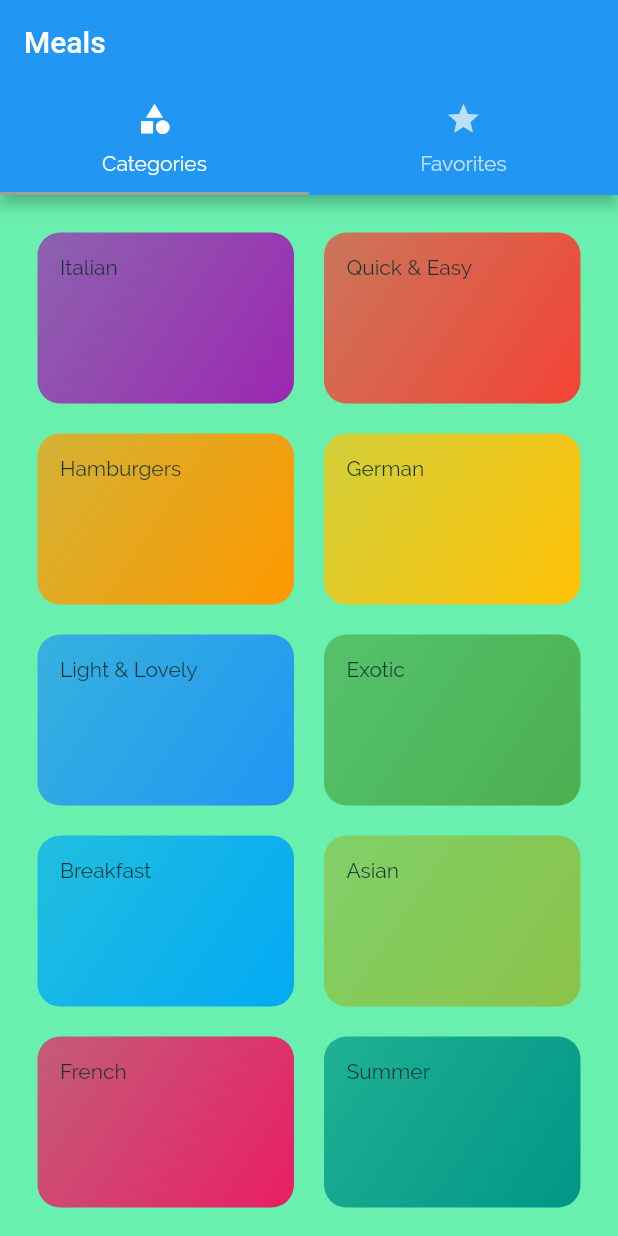
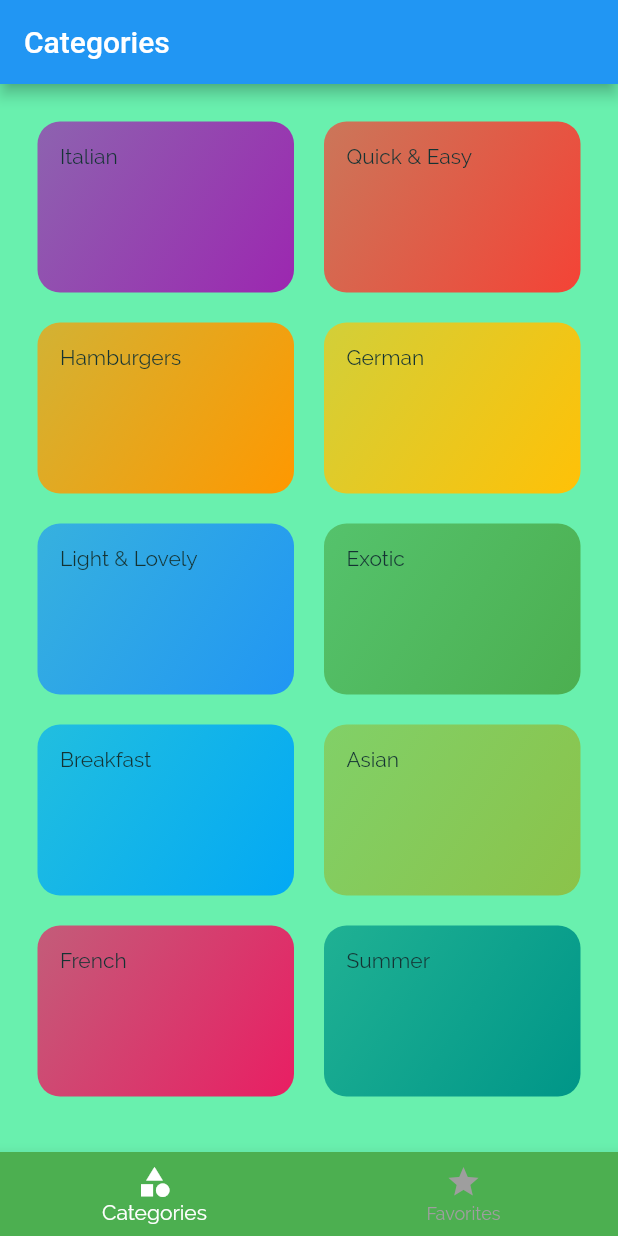
Before and after one commit to hydev777/mealApp, a Flutter app: the screen it shows after launch, on a phone screen of 412 x 824 dp. Run offline on Flutter 3.47's test engine with Material 2 defaults, Android fonts, the phone set to English and light mode, and no system bars.

Commit message:
added bottom bar

```diff
--- a/lib/screens/tabs_screen.dart
+++ b/lib/screens/tabs_screen.dart
@@ -1,6 +1,8 @@
 import 'package:flutter/material.dart';
 import 'package:meals/screens/categories_screen.dart';
 import 'package:meals/screens/favorite_screen.dart';
+
+import '../screens/favorite_screen.dart';
 
 class TabsScreen extends StatefulWidget {
   const TabsScreen({Key? key}) : super(key: key);
@@ -10,25 +12,78 @@ class TabsScreen extends StatefulWidget {
 }
 
 class _TabsScreenState extends State<TabsScreen> {
+  final List<Widget> _pages = const [
+    CategoriesScreen(),
+    Favorites()
+  ];
+
+  final List<Map<String, dynamic>> _pages2 = const [
+    { 'page': CategoriesScreen(), 'title': 'Categories' },
+    { 'page': Favorites(), 'title': 'Your Favorite' }
+  ];
+
+  int _selectedPageIndex = 0;
+
+  void _selectPage(int index) {
+    setState(() {
+      _selectedPageIndex = index;
+    });
+  }
+
   @override
   Widget build(BuildContext context) {
-    return DefaultTabController(
-      length: 2,
-      initialIndex: 0,
-      child: Scaffold(
-        appBar: AppBar(
-          title: const Text('Meals'),
-          bottom: const TabBar(
-            tabs: <Widget>[Tab(icon: Icon(Icons.category), text: 'Categories'), Tab(icon: Icon(Icons.star), text: 'Favorites')],
-          ),
-        ),
-        body: const TabBarView(
-          children: <Widget>[
-            CategoriesScreen(),
-            Favorites()
-          ],
-        ),
+    return Scaffold(
+      appBar: AppBar(
+        title: Text(_pages2[_selectedPageIndex]['title']),
+        // bottom: const TabBar(
+        //   tabs: <Widget>[Tab(icon: Icon(Icons.category), text: 'Categories'), Tab(icon: Icon(Icons.star), text: 'Favorites')],
+        // ),
+      ),
+      body: _pages2[_selectedPageIndex]['page'],
+      bottomNavigationBar: BottomNavigationBar(
+        onTap: _selectPage,
+        backgroundColor: Theme.of(context).primaryColor,
+        unselectedItemColor: Theme.of(context).colorScheme.secondary,
+        selectedItemColor: Colors.white,
+        currentIndex: _selectedPageIndex,
+        // type: BottomNavigationBarType.shifting,
+        items: [
+          BottomNavigationBarItem(icon: const Icon(Icons.category), label: 'Categories', backgroundColor: Theme.of(context).primaryColor ),
+          BottomNavigationBarItem(icon: const Icon(Icons.star), label: 'Favorites', backgroundColor: Theme.of(context).primaryColor )
+        ],
       ),
     );
   }
 }
+
+// return DefaultTabController(
+// length: 2,
+// initialIndex: 0,
+// child: Scaffold(
+// appBar: AppBar(
+// title: const Text('Meals'),
+// bottom: const TabBar(
+// tabs: <Widget>[Tab(icon: Icon(Icons.category), text: 'Categories'), Tab(icon: Icon(Icons.star), text: 'Favorites')],
+// ),
+// ),
+// body: null,
+// ),
+//
+// );
+// }
+// }
+
+// child: Scaffold(
+//   appBar: AppBar(
+//     title: const Text('Meals'),
+//     bottom: const TabBar(
+//       tabs: <Widget>[Tab(icon: Icon(Icons.category), text: 'Categories'), Tab(icon: Icon(Icons.star), text: 'Favorites')],
+//     ),
+//   ),
+//   body: const TabBarView(
+//     children: <Widget>[
+//       CategoriesScreen(),
+//       Favorites()
+//     ],
+//   ),
+// ),
```
